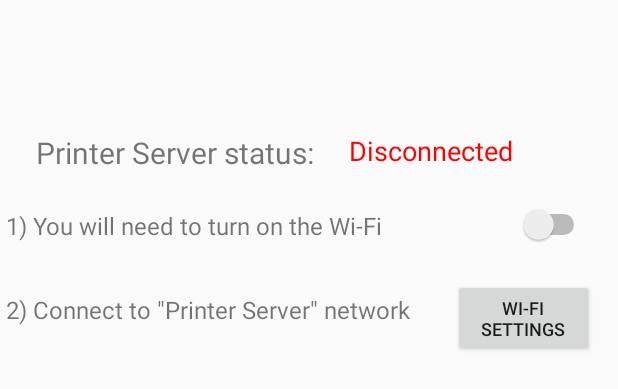
After one commit to TheLegendMAX/Project, an Android app: the layout activity_main2.xml on its own in the app's theme, with its tools: preview values and no code run, on a phone screen of 412 x 824 dp. The commit adds this screen. Shown: the top 389 px of the screen. Run offline under Robolectric (Android 15) with nearby library versions, the phone set to English and light mode, and no system bars.

Commit message:
Initial commit.

```diff
--- a/app/build.gradle
+++ b/app/build.gradle
@@ -19,10 +19,12 @@ android {
 }
 
 dependencies {
-    implementation fileTree(dir: 'libs', include: ['*.jar'])
+    implementation fileTree(include: ['*.jar'], dir: 'libs')
     implementation 'com.android.support:appcompat-v7:27.1.1'
     implementation 'com.android.support.constraint:constraint-layout:1.1.0'
+    implementation 'pub.devrel:easypermissions:1.2.0'
     testImplementation 'junit:junit:4.12'
     androidTestImplementation 'com.android.support.test:runner:1.0.2'
     androidTestImplementation 'com.android.support.test.espresso:espresso-core:3.0.2'
+    implementation files('libs/jsch-0.1.44.jar')
 }
--- /dev/null
+++ b/app/src/main/res/layout/activity_main2.xml
@@ -0,0 +1,77 @@
+<?xml version="1.0" encoding="utf-8"?>
+<android.support.constraint.ConstraintLayout xmlns:android="http://schemas.android.com/apk/res/android"
+    xmlns:app="http://schemas.android.com/apk/res-auto"
+    xmlns:tools="http://schemas.android.com/tools"
+    android:layout_width="match_parent"
+    android:layout_height="match_parent"
+    tools:context=".Main2Activity">
+
+    <TextView
+        android:id="@+id/textView3"
+        android:layout_width="319dp"
+        android:layout_height="122dp"
+        android:layout_marginBottom="8dp"
+        android:layout_marginStart="4dp"
+        android:layout_marginTop="24dp"
+        android:text='1) You will need to turn on the Wi-Fi\n\n\n2) Connect to "Printer Server" network'
+        android:textSize="16sp"
+        app:layout_constraintBottom_toBottomOf="parent"
+        app:layout_constraintStart_toStartOf="parent"
+        app:layout_constraintTop_toBottomOf="@+id/textView5"
+        app:layout_constraintVertical_bias="0.0" />
+
+    <Switch
+        android:id="@+id/switch1"
+        android:layout_width="46dp"
+        android:layout_height="44dp"
+        android:layout_marginEnd="8dp"
+        android:layout_marginStart="24dp"
+        android:layout_marginTop="8dp"
+        app:layout_constraintEnd_toEndOf="parent"
+        app:layout_constraintHorizontal_bias="0.0"
+        app:layout_constraintStart_toEndOf="@+id/textView3"
+        app:layout_constraintTop_toBottomOf="@+id/textView6" />
+
+    <Button
+        android:id="@+id/button"
+        android:layout_width="94dp"
+        android:layout_height="52dp"
+        android:layout_marginBottom="8dp"
+        android:layout_marginEnd="16dp"
+        android:layout_marginStart="8dp"
+        android:layout_marginTop="8dp"
+        android:text="Wi-Fi settings"
+        android:textSize="12sp"
+        app:layout_constraintBottom_toBottomOf="parent"
+        app:layout_constraintEnd_toEndOf="parent"
+        app:layout_constraintHorizontal_bias="1.0"
+        app:layout_constraintStart_toStartOf="parent"
+        app:layout_constraintTop_toBottomOf="@+id/switch1"
+        app:layout_constraintVertical_bias="0.011" />
+
+    <TextView
+        android:id="@+id/textView5"
+        android:layout_width="wrap_content"
+        android:layout_height="wrap_content"
+        android:layout_marginStart="24dp"
+        android:layout_marginTop="88dp"
+        android:text="Printer Server status:"
+        android:textSize="20sp"
+        app:layout_constraintStart_toStartOf="parent"
+        app:layout_constraintTop_toTopOf="parent" />
+
+    <TextView
+        android:id="@+id/textView6"
+        android:layout_width="wrap_content"
+        android:layout_height="31dp"
+        android:layout_marginEnd="56dp"
+        android:layout_marginStart="8dp"
+        android:layout_marginTop="88dp"
+        android:text="Disconnected"
+        android:textColor="#ff0000"
+        android:textSize="18sp"
+        app:layout_constraintEnd_toEndOf="parent"
+        app:layout_constraintStart_toEndOf="@+id/textView5"
+        app:layout_constraintTop_toTopOf="parent" />
+
+</android.support.constraint.ConstraintLayout>
--- /dev/null
+++ b/jsch-0.1.44/build.gradle
@@ -0,0 +1,2 @@
+configurations.maybeCreate("default")
+artifacts.add("default", file('jsch-0.1.44.jar'))
--- /dev/null
+++ b/settings.gradle
@@ -0,0 +1 @@
+include ':app', ':jsch-0.1.44'
```
Also changed, not shown: app/src/main/AndroidManifest.xml (+12 -2 lines), app/src/main/java/com/example/thelegeendmax/wordchooser/Main2Activity.java (+15 -0 lines), app/src/main/res/layout/activity_main.xml (+16 -1 lines), gradle.properties (added, +13 -0 lines), app/libs/jsch-0.1.44.jar (added), gradle/wrapper/gradle-wrapper.properties (added), 5 other files.
